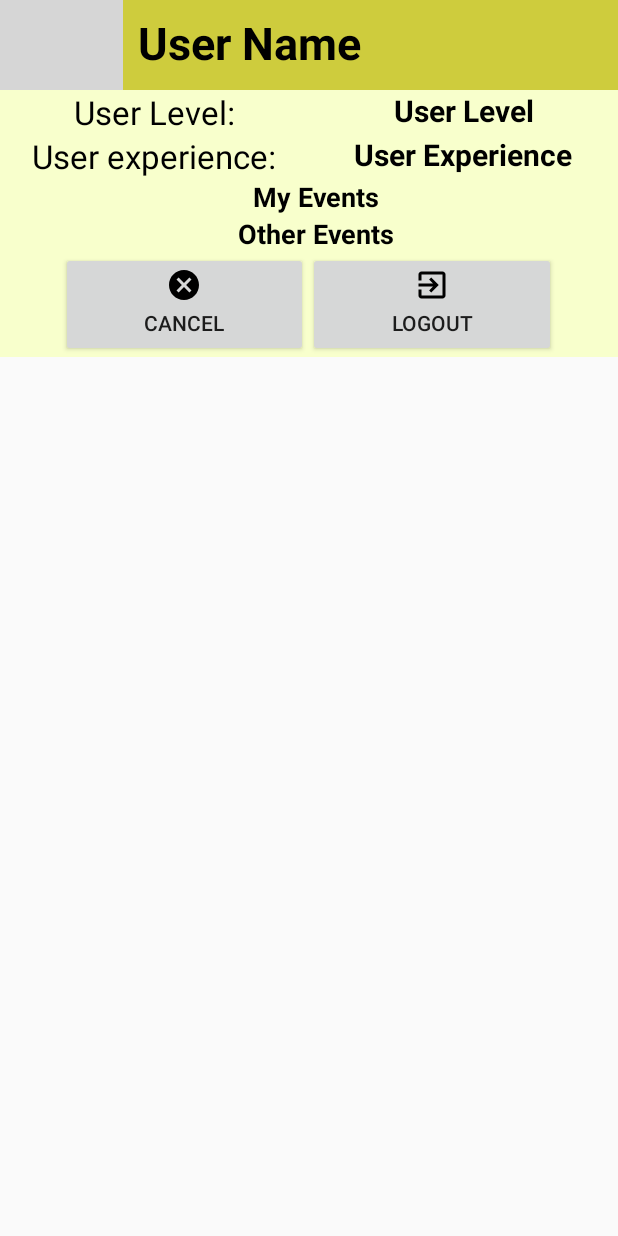
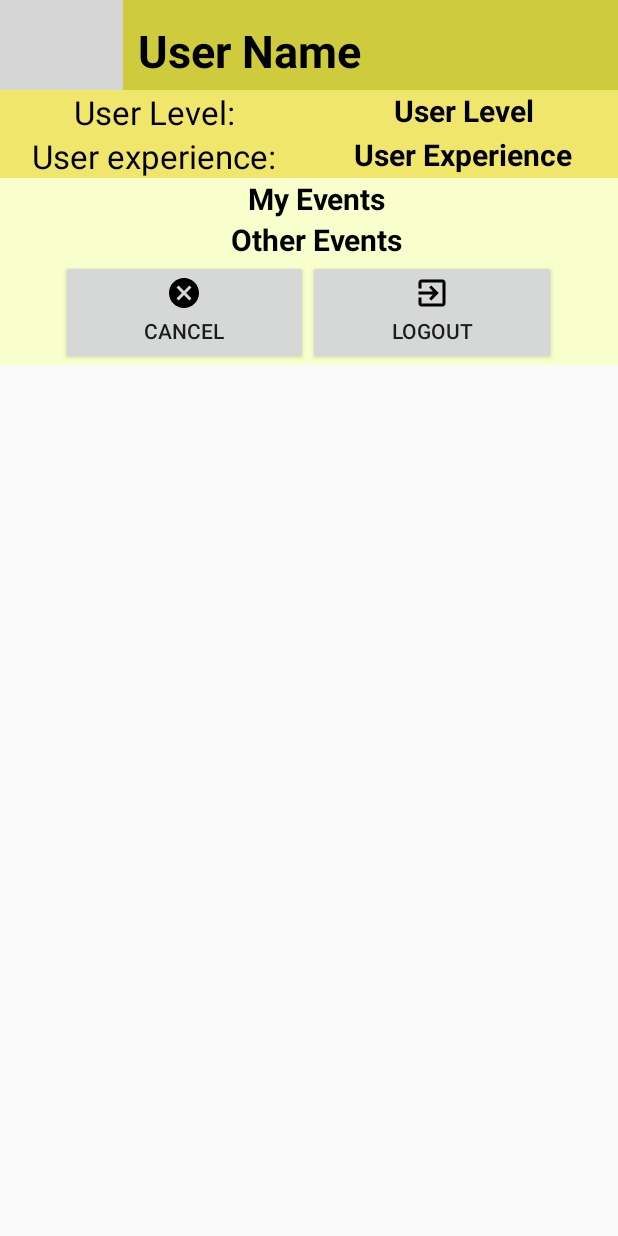
Before and after one commit to Huvok/Dequ, an Android app: the UserProfile screen opened directly, with no data from a screen before it, on a phone screen of 412 x 824 dp. Run offline under Robolectric (Android 15) with nearby library versions, the phone set to English and light mode, and no system bars; libraries missing offline, so code that uses them is left out: com.facebook.login, com.google.maps.android; plain views replace ProfilePictureView; 6 statements that could not run were skipped; grey boxes are pictures that could not be loaded.

Commit message:
Some changes

```diff
--- a/Dequ/app/src/main/res/layout/activity_join_event_report.xml
+++ b/Dequ/app/src/main/res/layout/activity_join_event_report.xml
@@ -194,7 +194,8 @@ android:weightSum="1">
         android:layout_height="match_parent"
         android:layout_weight=".4"
         android:text="@string/btn_cancel_event"
-        android:drawableTop="@drawable/ic_cancel_black_24px"/>
+        android:drawableTop="@drawable/ic_cancel_black_24px"
+        android:backgroundTint="@color/cancelColor"/>
 
     <Button
         android:id="@+id/btnJoinEventJoin"
@@ -202,7 +203,8 @@ android:weightSum="1">
         android:layout_weight=".4"
         android:layout_height="match_parent"
         android:text="@string/btn_join"
-        />
+        android:drawableTop="@drawable/ic_join_icon"
+        android:backgroundTint="@color/cancelColor"/>
 
     <LinearLayout
         android:layout_width="0dp"
--- a/Dequ/app/src/main/res/layout/activity_user_profile.xml
+++ b/Dequ/app/src/main/res/layout/activity_user_profile.xml
@@ -49,13 +49,14 @@
                     android:layout_width="0dp"
                     android:layout_height="match_parent"
                     android:layout_weight=".8"
+                    android:background="@color/btnColor"
+                    android:gravity="center_vertical"
                     android:paddingLeft="10dp"
                     android:paddingTop="8dp"
                     android:text="@string/user_name"
+                    android:textColor="@android:color/black"
                     android:textSize="30dp"
-                    android:textStyle="bold"
-                    android:textColor="@android:color/black"
-                    android:background="@color/btnColor"/>
+                    android:textStyle="bold" />
 
             </LinearLayout>
 
@@ -75,7 +76,7 @@
         android:text="User Level:"
         android:textColor="@android:color/black"
         android:gravity="center"
-        android:background="@color/emeraldColor"/>
+        android:background="@color/lesscolor"/>
     <TextView
         android:id="@+id/txtViewUserLevel"
         android:layout_width="0dp"
@@ -86,7 +87,7 @@
         android:textColor="@android:color/black"
         android:textSize="20sp"
         android:textStyle="bold"
-        android:background="@color/emeraldColor"/>
+        android:background="@color/lesscolor"/>
 </LinearLayout>
         <LinearLayout
             android:layout_width="match_parent"
@@ -103,7 +104,7 @@
                 android:text="User experience:"
                 android:textColor="@android:color/black"
                 android:gravity="center"
-                android:background="@color/emeraldColor"/>
+                android:background="@color/lesscolor"/>
         <TextView
             android:id="@+id/txtViewUserExp"
             android:layout_width="0dp"
@@ -114,7 +115,7 @@
             android:textColor="@android:color/black"
             android:textSize="20sp"
             android:textStyle="bold"
-            android:background="@color/emeraldColor"/>
+            android:background="@color/lesscolor"/>
         </LinearLayout>
 
 
@@ -127,7 +128,7 @@
             android:text="@string/my_event"
             android:textAlignment="center"
             android:textColor="@android:color/black"
-            android:textSize="18dp"
+            android:textSize="20dp"
             android:textStyle="bold"
             android:background="@color/emeraldColor"/>
 
@@ -148,7 +149,7 @@
             android:text="@string/other_event"
             android:textAlignment="center"
             android:textColor="@android:color/black"
-            android:textSize="18dp"
+            android:textSize="20dp"
             android:textStyle="bold"
             android:background="@color/emeraldColor"/>
 
--- a/Dequ/app/src/main/res/values/colors.xml
+++ b/Dequ/app/src/main/res/values/colors.xml
@@ -12,4 +12,5 @@
     <color name="btnColor">#cecc3d</color>
     <color name="cancelColor">#fcfcfc</color>
     <color name="alertColor">#7f18b26d</color>
+    <color name="lesscolor">#efe66b</color>
 </resources>
```
